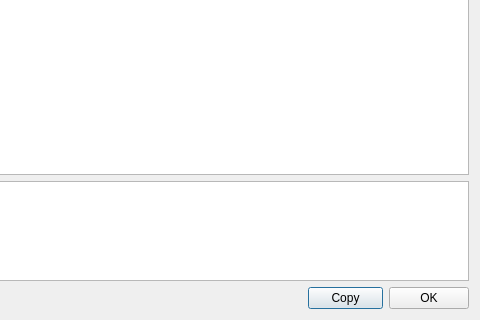
Before: the Qt Designer form dialogsignature.ui in horsicq/XDisasm, drawn with Qt 5; both pictures show x 229 to 709 and y 130 to 450 of the 709 by 450 pixel window.
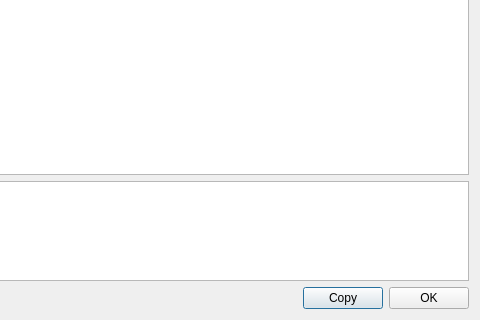
After: the same form once the commit is applied.

Diff of the .ui file:
```diff
--- a/dialogsignature.ui
+++ b/dialogsignature.ui
@@ -165,12 +165,6 @@
      </item>
      <item>
       <widget class="QPushButton" name="pushButtonCopy">
-       <property name="maximumSize">
-        <size>
-         <width>75</width>
-         <height>23</height>
-        </size>
-       </property>
        <property name="text">
         <string>Copy</string>
        </property>
```
Left out of the diff: 2 changed lines with no effect on the pictures.
